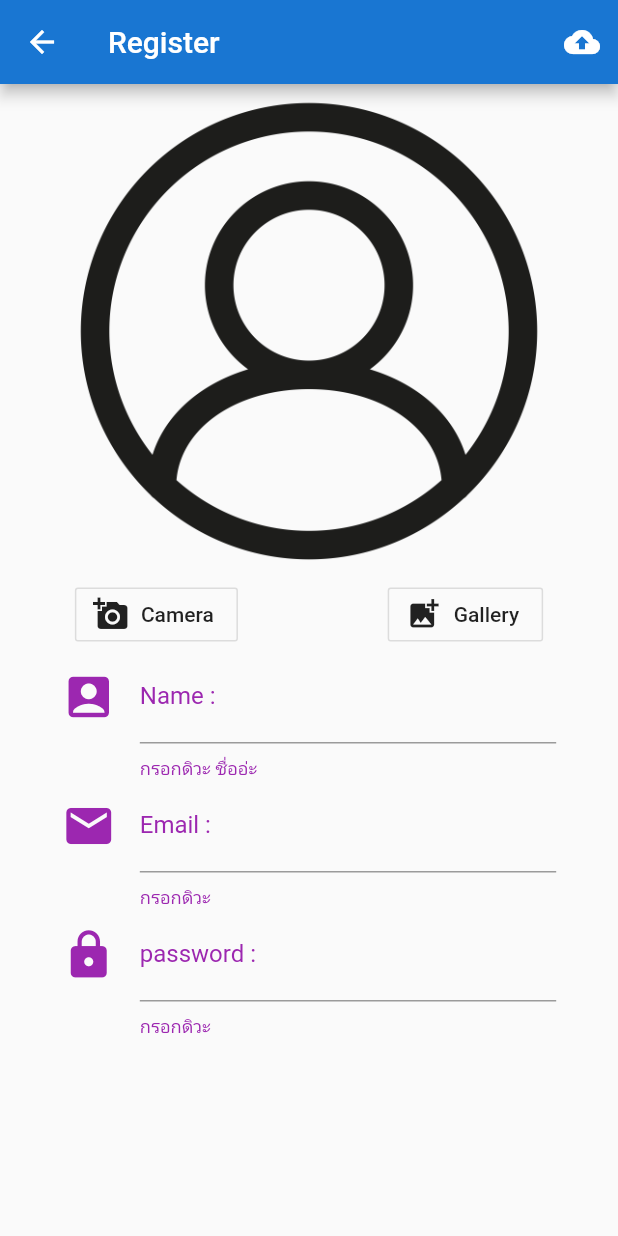
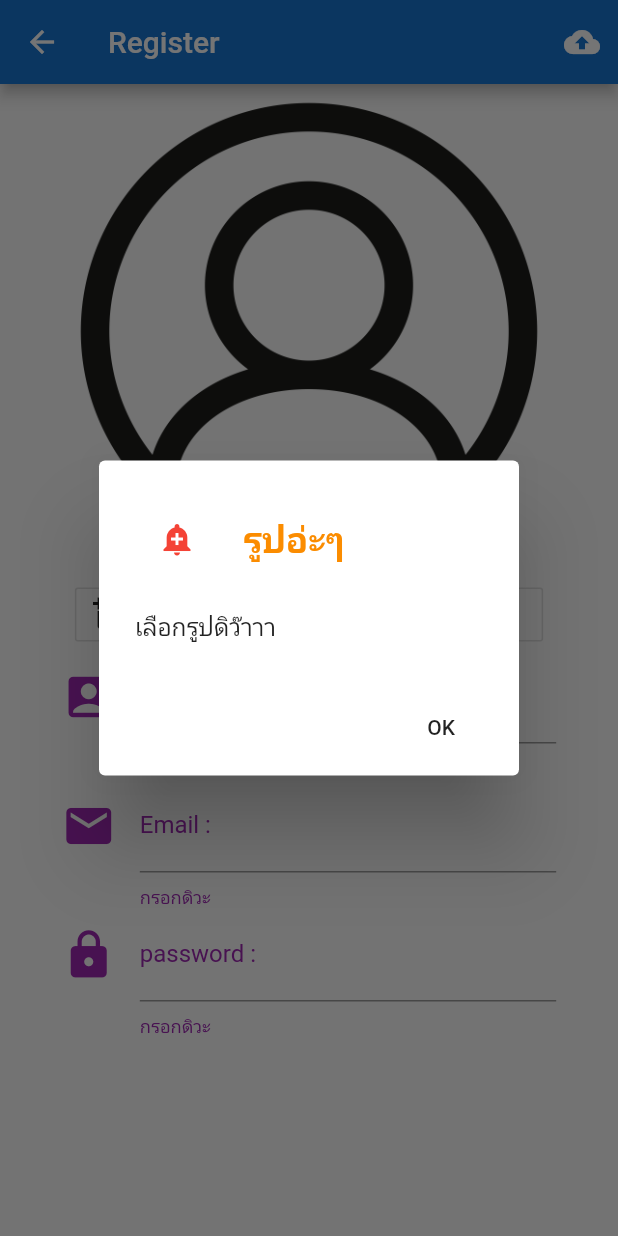
Before and after one commit to chaoinno/chaotot, a Flutter app: the Register screen opened directly, after a tap on the "cloud upload" icon, on a phone screen of 412 x 824 dp. Run offline on Flutter 3.47's test engine with Material 2 defaults, Android fonts, the phone set to English and light mode, and no system bars; our stand-ins replace dio, image_picker; missing offline and left inert: dart:ffi.

```diff
--- a/lib/scaffold/register.dart
+++ b/lib/scaffold/register.dart
@@ -1,7 +1,10 @@
 import 'dart:ffi';
 import 'dart:io';
+import 'dart:math';
 
 import 'package:chaotot/utility/my_style.dart';
+import 'package:chaotot/utility/normal_dialog.dart';
+import 'package:dio/dio.dart';
 import 'package:flutter/material.dart';
 import 'package:image_picker/image_picker.dart';
 
@@ -13,6 +16,8 @@ class Register extends StatefulWidget {
 class _RegisterState extends State<Register> {
   // Field
   File file;
+  String name, email, password;
+  final formKey = GlobalKey<FormState>();
 
   // Medthod
   Widget nameForm() {
@@ -24,6 +29,9 @@ class _RegisterState extends State<Register> {
         Container(
           width: MediaQuery.of(context).size.width * 0.8,
           child: TextFormField(
+            onSaved: (String string) {
+              name = string.trim();
+            },
             decoration: InputDecoration(
                 hintText: 'ชื่อเข้าโรงเรียนนะเว้ย',
                 helperText: 'กรอกดิวะ ชื่ออ่ะ',
@@ -41,7 +49,7 @@ class _RegisterState extends State<Register> {
     );
   }
 
-  Widget userForm() {
+  Widget emailForm() {
     Color color = Colors.purple;
 
     return Row(
@@ -50,6 +58,9 @@ class _RegisterState extends State<Register> {
         Container(
           width: MediaQuery.of(context).size.width * 0.8,
           child: TextFormField(
+            onSaved: (String string) {
+              email = string.trim();
+            },
             decoration: InputDecoration(
                 hintText: 'เมลแท้นะเว้ย',
                 helperText: 'กรอกดิวะ',
@@ -76,6 +87,9 @@ class _RegisterState extends State<Register> {
         Container(
           width: MediaQuery.of(context).size.width * 0.8,
           child: TextFormField(
+            onSaved: (String string) {
+              password = string.trim();
+            },
             decoration: InputDecoration(
                 hintText: 'อย่าให้คนเห็นนะเว้ย',
                 helperText: 'กรอกดิวะ',
@@ -123,7 +137,6 @@ class _RegisterState extends State<Register> {
     setState(() {
       file = object;
     });
-
   }
 
   Widget showButtons() {
@@ -150,8 +163,40 @@ class _RegisterState extends State<Register> {
     return IconButton(
       icon: Icon(Icons.cloud_upload),
       tooltip: 'Upload to Server',
-      onPressed: () {},
+      onPressed: () {
+        formKey.currentState.save();
+
+        if (file == null) {
+          print('Not choose Image');
+          normalDialog(context, 'รูปอ่ะๆ', 'เลือกรูปดิว๊าาา');
+        } else if (name.isEmpty) {
+          normalDialog(context, 'ชื่ออ่ะๆ', 'กรอกดิว๊าาาาา');
+        } else if (email.isEmpty) {
+          normalDialog(context, 'เมลอ่ะๆ', 'กรอกดิว๊าาาาา');
+        } else if (password.length < 6) {
+          normalDialog(context, 'พาสเวร์ดอ่ะๆ', 'ตั้งยากๆดิว๊าาาาา');
+        } else {
+          uploadPictureToServer();
+        }
+      },
     );
+  }
+
+  Future<void> uploadPictureToServer() async {
+    Random random = Random();
+    int i = random.nextInt(100000);
+    String namePicture = 'avatar$i.jpg';
+    print('avatar' + i.toString());
+
+    String urlApi = 'http://androidthai.in.th/tot/saveFileChao.php';
+    try {
+      Map<String, dynamic> map = Map();
+      map['file'] = UploadFileInfo(file, namePicture);
+      FormData formData = FormData.from(map);
+      Response response = await Dio().post(urlApi, data: formData);
+      print('response = $response');
+    } catch (e) {
+    }
   }
 
   @override
@@ -162,14 +207,17 @@ class _RegisterState extends State<Register> {
         backgroundColor: MyStyle().mainColor,
         title: Text('Register'),
       ),
-      body: ListView(
+      body: Form(
+        key: formKey,
+        child: ListView(
           children: <Widget>[
             showAvatar(),
             showButtons(),
             nameForm(),
-          userForm(),
+            emailForm(),
             passwordForm(),
           ],
+        ),
       ),
     );
   }
--- a/lib/utility/my_style.dart
+++ b/lib/utility/my_style.dart
@@ -1,10 +1,14 @@
 import 'package:flutter/material.dart';
 
 class MyStyle {
-
   Color mainColor = Colors.blue[700];
   Color textButtonColor = Colors.red;
 
+  TextStyle h2Style = TextStyle(
+    fontSize: 24.0,
+    color: Colors.orange[600],
+    fontWeight: FontWeight.bold,
+  );
+
   MyStyle();
-
 }
--- /dev/null
+++ b/lib/utility/normal_dialog.dart
@@ -0,0 +1,37 @@
+import 'package:chaotot/utility/my_style.dart';
+import 'package:flutter/material.dart';
+
+Widget showTitle(String title) {
+  return ListTile(
+    leading: Icon(
+      Icons.add_alert,
+      color: Colors.red,
+    ),
+    title: Text(
+      title,
+      style: MyStyle().h2Style,
+    ),
+  );
+}
+
+Widget okButton(BuildContext buildContext) {
+  return FlatButton(
+    child: Text('OK'),
+    onPressed: () {
+      Navigator.of(buildContext).pop();
+    },
+  );
+}
+
+Future<void> normalDialog(
+    BuildContext buildContext, String title, String message) async {
+  showDialog(
+      context: buildContext,
+      builder: (BuildContext buildContext) {
+        return AlertDialog(
+          title: showTitle(title),
+          content: Text(message),
+          actions: <Widget>[okButton(buildContext)],
+        );
+      });
+}
--- a/pubspec.yaml
+++ b/pubspec.yaml
@@ -24,6 +24,7 @@ dependencies:
   # Use with the CupertinoIcons class for iOS style icons.
   cupertino_icons: ^0.1.2
   image_picker: ^0.6.1+4
+  dio: ^2.1.3
 
 dev_dependencies:
   flutter_test:
```
Also changed, not shown: pubspec.lock. Lines whose indentation alone changed are shown as unchanged.
